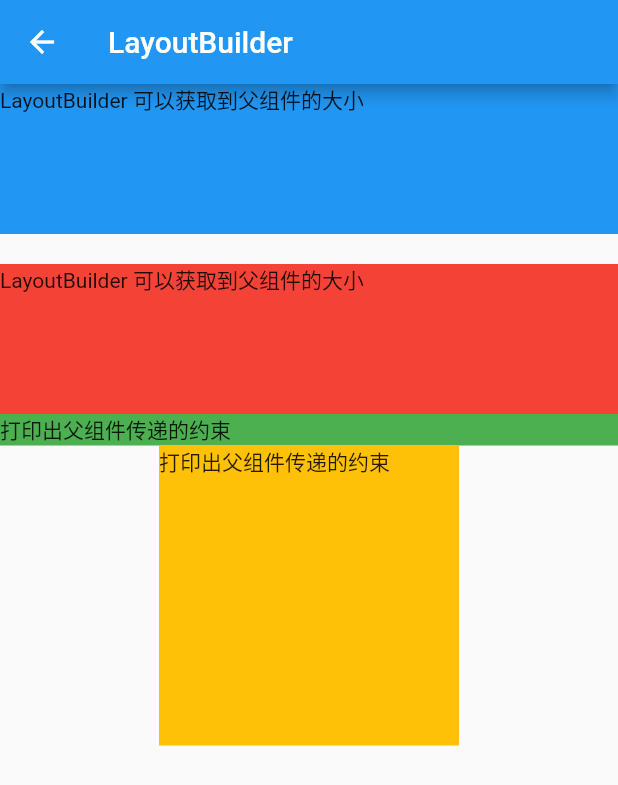
After one commit to xxxIxxxx/flutter_ddup, a Flutter app: the LayoutBuilderPage screen opened by its route, on a phone screen of 412 x 824 dp. The commit adds this screen. Shown: the top 785 px of the screen. Run offline on Flutter 3.47's test engine with Material 2 defaults, Android fonts, the phone set to English and light mode, and no system bars; our stand-ins replace fluro.

Commit message:
LayoutBuilder 获取父组件传递的约束信息

```diff
--- a/lib/app/home_page.dart
+++ b/lib/app/home_page.dart
@@ -124,6 +124,13 @@ class _MyHomePageState extends State<MyHomePage> {
             },
             child: const Text("Align Center 对齐与相对定位"),
           ),
+          TextButton(
+            onPressed: () {
+              Application.router.navigateTo(context, Routes.layoutBuilder,
+                  transition: TransitionType.native);
+            },
+            child: const Text("LayoutBuilder 获取父组件传递的约束信息"),
+          ),
         ],
       ),
     );
--- /dev/null
+++ b/lib/class/LayoutBuilder获取父组件传递的约束信息/layout_builder_page.dart
@@ -0,0 +1,80 @@
+// ignore_for_file: avoid_print
+
+import 'package:flutter/material.dart';
+
+class LayoutBuilderPage extends StatefulWidget {
+  const LayoutBuilderPage({Key? key}) : super(key: key);
+
+  @override
+  _LayoutBuilderPageState createState() => _LayoutBuilderPageState();
+}
+
+class _LayoutBuilderPageState extends State<LayoutBuilderPage> {
+  @override
+  Widget build(BuildContext context) {
+    return Scaffold(
+      appBar: AppBar(
+        title: const Text('LayoutBuilder'),
+      ),
+      body: ListView(
+        children: [
+          LayoutBuilder(
+            builder: (BuildContext context, BoxConstraints constraints) {
+              print(
+                  "Blue w = ${constraints.maxWidth}  h = ${constraints.maxHeight}");
+              return Container(
+                child: const Text("LayoutBuilder 可以获取到父组件的大小"),
+                color: Colors.blue,
+                width: constraints.maxWidth,
+                height: 100,
+              );
+            },
+          ),
+          const Padding(padding: EdgeInsets.all(10)),
+          SizedBox.fromSize(
+            size: const Size.fromHeight(100),
+            child: LayoutBuilder(
+              builder: (BuildContext context, BoxConstraints constraints) {
+                print(
+                    "Red w = ${constraints.maxWidth}  h = ${constraints.maxHeight}");
+                return Container(
+                  child: const Text("LayoutBuilder 可以获取到父组件的大小"),
+                  color: Colors.red,
+                  width: constraints.maxWidth,
+                  height: 100,
+                );
+              },
+            ),
+          ),
+          Container(
+              color: Colors.green,
+              child: const LogLayoutWidget(child: Text("打印出父组件传递的约束"))),
+          UnconstrainedBox(
+            child: SizedBox(
+              width: 200,
+              height: 200,
+              child: Container(
+                  color: Colors.amber,
+                  child: const LogLayoutWidget(child: Text("打印出父组件传递的约束"))),
+            ),
+          )
+        ],
+      ),
+    );
+  }
+}
+
+class LogLayoutWidget extends StatelessWidget {
+  const LogLayoutWidget({Key? key, required this.child}) : super(key: key);
+  final Widget child;
+
+  @override
+  Widget build(BuildContext context) {
+    return LayoutBuilder(
+      builder: (BuildContext context, BoxConstraints constraints) {
+        print("$child = ${constraints.maxWidth}  h = ${constraints.maxHeight}");
+        return child;
+      },
+    );
+  }
+}
--- a/lib/route/route_handlers.dart
+++ b/lib/route/route_handlers.dart
@@ -1,9 +1,9 @@
 import 'package:fluro/fluro.dart';
 import 'package:flutter/cupertino.dart';
 import 'package:flutter_ddup/app/home_page.dart';
-
 import '../class/Align,Center对齐与相对定位/align_center_page.dart';
 import '../class/Flex,Expanded,Spacer弹性布局/flex_expanded_page.dart';
+import '../class/LayoutBuilder获取父组件传递的约束信息/layout_builder_page.dart';
 import '../class/Stack,Positioned层叠布局/stack_positioned_page.dart';
 import '../class/Text文本及样式/text_page.dart';
 import '../class/UnconstrainedBox,ConstrainedBox,SizedBox约束布局/constraints_page.dart';
@@ -98,3 +98,8 @@ var alignCenterHandeler = Handler(
     handlerFunc: (BuildContext? context, Map<String, List<String>> params) {
   return const AlignCenterPage();
 });
+
+var layoutBuilderHandeler = Handler(
+    handlerFunc: (BuildContext? context, Map<String, List<String>> params) {
+  return const LayoutBuilderPage();
+});
--- a/lib/route/routes.dart
+++ b/lib/route/routes.dart
@@ -21,6 +21,7 @@ class Routes {
   static String warpFlow = "/warpFlow";
   static String stackPositioned = "/stackPositioned";
   static String alignCenter = "/alignCenter";
+  static String layoutBuilder = "/layoutBuilder";
 
   static void configureRoutes(FluroRouter router) {
     router.notFoundHandler = Handler(
@@ -43,5 +44,6 @@ class Routes {
     router.define(warpFlow, handler: warpFlowHandeler);
     router.define(stackPositioned, handler: stackPositionedHandeler);
     router.define(alignCenter, handler: alignCenterHandeler);
+    router.define(layoutBuilder, handler: layoutBuilderHandeler);
   }
 }
```
